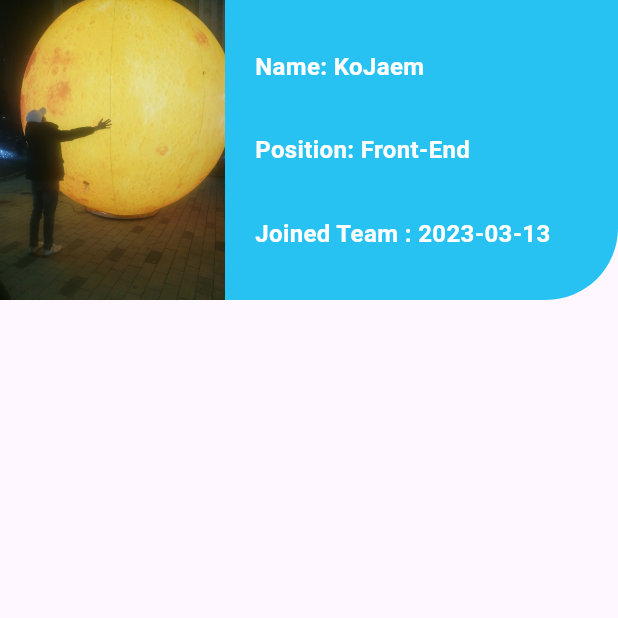
After one commit to Rookeys/Calendar-App, a Flutter app: the MyPage screen opened by its route, on a phone screen of 412 x 824 dp, the top half of it. The commit adds this screen. Run offline on Flutter 3.47's test engine with Material 2 defaults, Android fonts, the phone set to English and light mode, and no system bars; our stand-ins replace go_router.

Commit message:
feat : myPage UI 구현중 #5

```diff
--- a/lib/config/routes.dart
+++ b/lib/config/routes.dart
@@ -1,5 +1,6 @@
 import 'package:calendar_app/calendar.dart';
 import 'package:calendar_app/home.dart';
+import 'package:calendar_app/myPage.dart';
 import 'package:flutter/material.dart';
 import 'package:go_router/go_router.dart';
 
@@ -17,5 +18,15 @@ final GoRouter routes = GoRouter(routes: [
       transitionsBuilder: (context, animation, secondaryAnimation, child) =>
           FadeTransition(opacity: animation, child: child),
     ),
+  ),
+  GoRoute(
+    path: '/myPage',
+    // builder: (context, state) => const Calendar(),
+    pageBuilder: (context, state) => CustomTransitionPage<void>(
+      key: state.pageKey,
+      child: const MyPage(),
+      transitionsBuilder: (context, animation, secondaryAnimation, child) =>
+          FadeTransition(opacity: animation, child: child),
+    ),
   )
 ]);
--- a/lib/home.dart
+++ b/lib/home.dart
@@ -21,7 +21,7 @@ class Home extends StatelessWidget {
       body: SafeArea(
         child: ElevatedButton(
           onPressed: () {
-            context.go('/calendar');
+            context.go('/myPage');
             // context.push('/calendar');
           },
           //          transitionsBuilder: (context, animation, secondaryAnimation, child) =>
@@ -31,7 +31,7 @@ class Home extends StatelessWidget {
             backgroundColor: CustomColor.skyBlue,
             foregroundColor: CustomColor.white,
           ),
-          child: const Text('Go to Calendar Page'),
+          child: const Text('Go to My Page'),
         ),
       ),
     );
--- /dev/null
+++ b/lib/myPage.dart
@@ -0,0 +1,73 @@
+import 'package:calendar_app/constants/customColor.dart';
+import 'package:flutter/material.dart';
+
+class MyPage extends StatelessWidget {
+  const MyPage({super.key});
+
+  @override
+  Widget build(BuildContext context) {
+    return Scaffold(
+        body: SafeArea(
+      child: SingleChildScrollView(
+        child: Column(
+          children: [
+            Container(
+              decoration: const BoxDecoration(
+                color: CustomColor.skyBlue,
+                borderRadius: BorderRadius.only(
+                  bottomLeft: Radius.circular(48),
+                  bottomRight: Radius.circular(48),
+                ),
+              ),
+              height: 200,
+              child: const Row(
+                children: [
+                  ClipRRect(
+                    clipBehavior: Clip.hardEdge,
+                    // Todo 이미지 사이즈 조정
+                    // borderRadius: BorderRadius.circular(48),
+                    child: Image(
+                      image: AssetImage('assets/example_profile.jpg'),
+                    ),
+                  ),
+                  SizedBox(
+                    width: 20,
+                  ),
+                  Column(
+                    mainAxisAlignment: MainAxisAlignment.spaceEvenly,
+                    crossAxisAlignment: CrossAxisAlignment.start,
+                    children: [
+                      Text(
+                        "Name: KoJaem",
+                        style: TextStyle(
+                          fontSize: 16,
+                          color: CustomColor.white,
+                          fontWeight: FontWeight.bold,
+                        ),
+                      ),
+                      Text(
+                        'Position: Front-End',
+                        style: TextStyle(
+                            fontSize: 16,
+                            color: CustomColor.white,
+                            fontWeight: FontWeight.bold),
+                      ),
+                      Text(
+                        'Joined Team : 2023-03-13',
+                        style: TextStyle(
+                          fontSize: 16,
+                          color: CustomColor.white,
+                          fontWeight: FontWeight.bold,
+                        ),
+                      ),
+                    ],
+                  )
+                ],
+              ),
+            ),
+          ],
+        ),
+      ),
+    ));
+  }
+}
```
